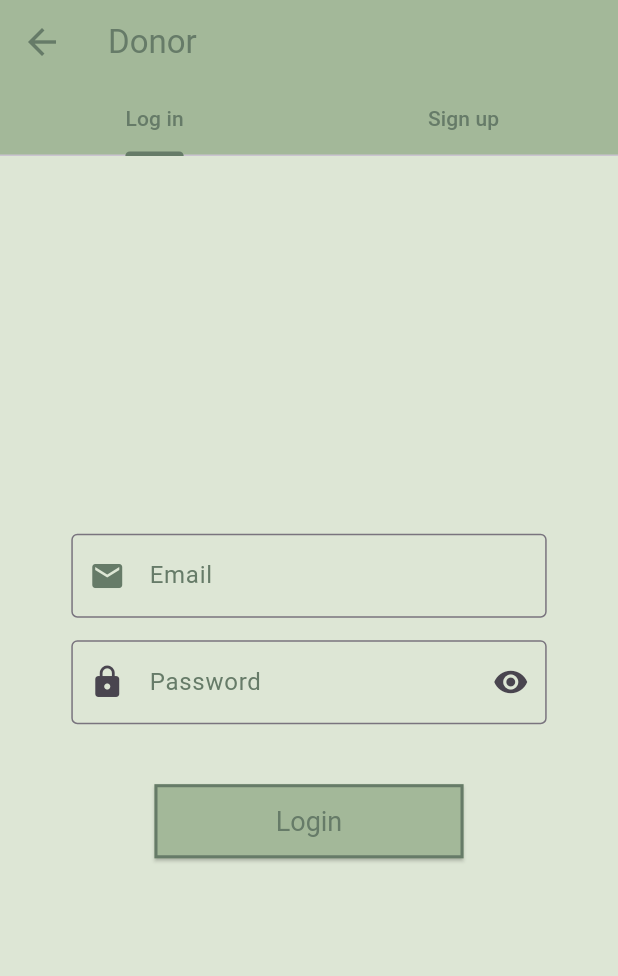
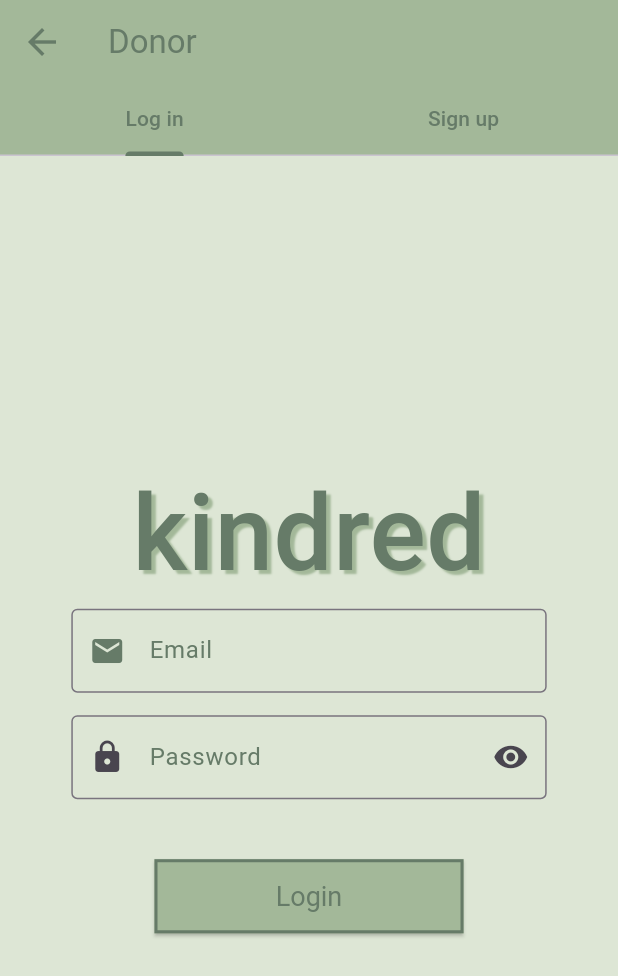
Before and after one commit to simong2/kindred, a Flutter app: the DonorEntry screen opened directly, on a phone screen of 412 x 824 dp. Shown: the top 976 px of the screen. Run offline on Flutter 3.47's test engine with Material 3 defaults, Android fonts, the light colour scheme and no system bars; our stand-ins replace cloud_firestore, firebase_auth, firebase_core, flutter_dotenv; accounts and stored records are empty.

Commit message:
added logo

```diff
--- a/lib/screens/donor/donor_register/login.dart
+++ b/lib/screens/donor/donor_register/login.dart
@@ -48,6 +48,23 @@ class _LoginDonorState extends State<LoginDonor> {
         child: Column(
           mainAxisAlignment: MainAxisAlignment.center,
           children: [
+            const Center(
+                child: Text(
+                  'kindred',
+                  style: TextStyle(
+                    fontSize: 70,
+                    fontWeight: FontWeight.w500,
+                    color: Color(darkGreen), // Text color
+                    shadows: [
+                      Shadow(
+                        offset: Offset(3, 3), // Shadow position
+                        blurRadius: 1.0, // Blur effect
+                        color: Color(mediumGreen), // Shadow color
+                      ),
+                    ],
+                  ),
+                ),
+            ),
             SizedBox(
               width: width / 1.3,
               child: TextFormField(
```
Also changed, not shown: lib/screens/org/org_register/login.dart (+17 -0 lines).
